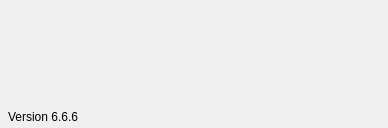
The window that src/fakeloader.ui (b1ek/CuteSchedule) describes before a commit, drawn with Qt 5.
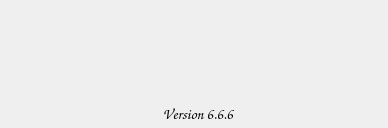
The same window after the commit. Icons and pictures are not drawn.

Commit message: changed loader font

Diff of the .ui file:
```diff
--- a/src/fakeloader.ui
+++ b/src/fakeloader.ui
@@ -94,9 +94,19 @@
         <height>22</height>
        </size>
       </property>
+      <property name="font">
+       <font>
+        <family>Comic Sans MS</family>
+        <pointsize>11</pointsize>
+        <bold>true</bold>
+       </font>
+      </property>
       <property name="text">
        <string>Version 6.6.6</string>
       </property>
+      <property name="alignment">
+       <set>Qt::AlignCenter</set>
+      </property>
      </widget>
     </item>
    </layout>
```
